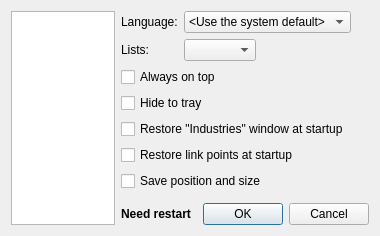
Qt form options.ui (HappySeaFox/tht) before a commit.
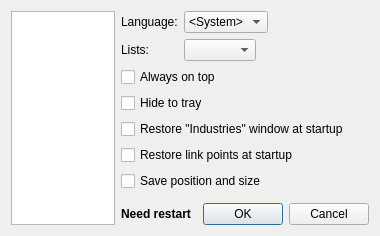
The same form after that commit.

Commit message: Change <Use the system default> back to <System>

What changed in the file:
```diff
--- a/options.ui
+++ b/options.ui
@@ -47,7 +47,7 @@
            </property>
            <item>
             <property name="text">
-             <string extracomment="Means &quot;Use the system default language&quot;">&lt;Use the system default&gt;</string>
+             <string extracomment="Means &quot;The system language&quot;">&lt;System&gt;</string>
             </property>
            </item>
           </widget>
```
The commit also changes 7 other files.
